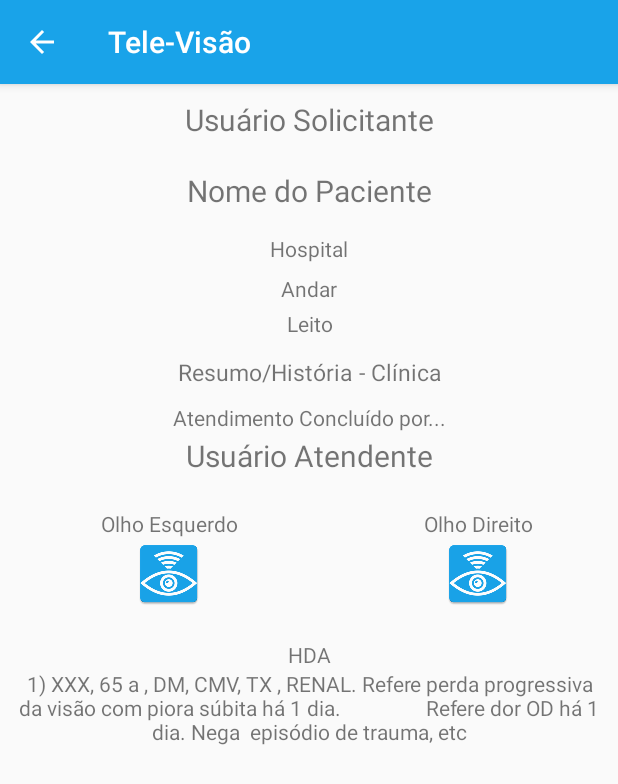
After one commit to giovaninb/TeleVisao, an Android app: the VisualizaHistoricoActivity screen opened directly, with no data from a screen before it, on a phone screen of 412 x 824 dp. The commit adds this screen. Shown: the top 784 px of the screen. Run offline under Robolectric (Android 15) with nearby library versions, the phone set to English and light mode, and no system bars; network calls fail.

Commit message:
Interface gráfica toda modelada. -> Tela de Visualização de Atendimento Solicitado. -> Tela de Início de Atendimento. -> Tela de Histórico com botão de busca. -> Tela de Visualização de Histórico.

```diff
--- a/app/src/main/java/br/edu/ufcspa/giovanib/televisao/controle/LoginActivity.java
+++ b/app/src/main/java/br/edu/ufcspa/giovanib/televisao/controle/LoginActivity.java
@@ -42,7 +42,6 @@ public class LoginActivity extends AppCompatActivity {
 
         if (autenticado.equals("conectado")) {
             SingletonSession singleton = SingletonSession.getInstance();
-
             singleton.id_usuario=sp.getInt("id",0);
             singleton.perfil=sp.getString("perfil","Z");
             singleton.nomeUsuario=sp.getString("nome","blastoise");
--- /dev/null
+++ b/app/src/main/java/br/edu/ufcspa/giovanib/televisao/controle/VisualizaHistoricoActivity.java
@@ -0,0 +1,15 @@
+package br.edu.ufcspa.giovanib.televisao.controle;
+
+import android.support.v7.app.AppCompatActivity;
+import android.os.Bundle;
+
+import br.edu.ufcspa.giovanib.televisao.R;
+
+public class VisualizaHistoricoActivity extends AppCompatActivity {
+
+    @Override
+    protected void onCreate(Bundle savedInstanceState) {
+        super.onCreate(savedInstanceState);
+        setContentView(R.layout.activity_visualiza_historico);
+    }
+}
--- a/app/src/main/res/layout/activity_sobre.xml
+++ b/app/src/main/res/layout/activity_sobre.xml
@@ -4,6 +4,7 @@
     xmlns:tools="http://schemas.android.com/tools"
     android:layout_width="match_parent"
     android:layout_height="match_parent"
+    android:fitsSystemWindows="true"
     tools:context="br.edu.ufcspa.giovanib.televisao.controle.SobreActivity">
 
     <Space
--- a/app/src/main/res/layout/activity_solicita_atendimento.xml
+++ b/app/src/main/res/layout/activity_solicita_atendimento.xml
@@ -5,12 +5,8 @@
     android:layout_width="match_parent"
     android:layout_height="match_parent"
     android:orientation="vertical"
+    android:fitsSystemWindows="true"
     tools:context="br.edu.ufcspa.giovanib.televisao.controle.SolicitaAtendimentoActivity">
-
-    <!--<include-->
-        <!--layout="@layout/app_bar_solicita_atendimento"-->
-        <!--android:layout_width="409dp"-->
-        <!--android:layout_height="113dp" />-->
 
     <ScrollView
         android:layout_width="match_parent"
--- /dev/null
+++ b/app/src/main/res/layout/activity_visualiza_historico.xml
@@ -0,0 +1,182 @@
+<?xml version="1.0" encoding="utf-8"?>
+<LinearLayout xmlns:android="http://schemas.android.com/apk/res/android"
+    xmlns:app="http://schemas.android.com/apk/res-auto"
+    xmlns:tools="http://schemas.android.com/tools"
+    android:layout_width="match_parent"
+    android:layout_height="match_parent"
+    android:fitsSystemWindows="true"
+    android:orientation="vertical"
+    tools:context="br.edu.ufcspa.giovanib.televisao.controle.VisualizaAtendimentoActivity">
+
+
+    <ScrollView
+        android:layout_width="match_parent"
+        android:layout_height="match_parent">
+
+        <LinearLayout
+            android:layout_width="match_parent"
+            android:orientation="vertical"
+            android:layout_height="match_parent" >
+
+            <TextView
+                android:layout_width="match_parent"
+                android:layout_gravity="center"
+                android:layout_margin="10dp"
+                android:textSize="20sp"
+                android:textAlignment="center"
+                android:text="@string/atend_user_solic"
+                android:layout_height="wrap_content" />
+
+            <TextView
+                android:layout_width="match_parent"
+                android:layout_margin="10dp"
+                android:textSize="20sp"
+                android:layout_gravity="center"
+                android:textAlignment="center"
+                android:text="@string/atend_nome_pac"
+                android:layout_height="wrap_content" />
+
+            <TextView
+                android:layout_width="match_parent"
+                android:layout_gravity="center"
+                android:layout_margin="5dp"
+                android:textAlignment="center"
+                android:text="@string/atend_hospital"
+                android:layout_height="wrap_content" />
+
+            <TextView
+                android:layout_width="match_parent"
+                android:layout_gravity="center"
+                android:textAlignment="center"
+                android:layout_margin="2dp"
+                android:text="@string/atend_hospital_andar"
+                android:layout_height="wrap_content" />
+
+            <TextView
+                android:layout_width="match_parent"
+                android:layout_gravity="center"
+                android:textAlignment="center"
+                android:layout_margin="2dp"
+                android:text="@string/atend_hospital_leito"
+                android:layout_height="wrap_content" />
+
+            <TextView
+                android:layout_width="match_parent"
+                android:layout_gravity="center"
+                android:textAlignment="center"
+                android:textSize="15sp"
+                android:isScrollContainer="true"
+                android:layout_margin="10dp"
+                android:text="@string/atend_resumo"
+                android:layout_height="wrap_content" />
+
+            <TextView
+                android:id="@+id/textView"
+                android:layout_width="match_parent"
+                android:layout_gravity="center"
+                android:textAlignment="center"
+                android:layout_height="wrap_content"
+                android:text="@string/concluido" />
+
+            <TextView
+                android:id="@+id/hist_user_atend"
+                android:layout_width="match_parent"
+                android:layout_gravity="center"
+                android:layout_margin="2dp"
+                android:textSize="20sp"
+                android:textAlignment="center"
+                android:text="@string/user_atend"
+                android:layout_height="wrap_content" />
+
+            <TableLayout
+                android:layout_width="match_parent"
+                android:layout_height="wrap_content"
+                android:shrinkColumns="*"  android:stretchColumns="*">
+
+
+                <!-- Linha 2 com duas colunas -->
+                <TableRow
+                    android:layout_height="wrap_content"
+                    android:layout_width="fill_parent"
+                    android:layout_margin="10dp"
+                    android:layout_gravity="center_horizontal">
+
+                    <LinearLayout
+                        android:layout_height="match_parent"
+                        android:layout_width="wrap_content"
+                        android:layout_margin="10dp"
+                        android:orientation="vertical"
+                        android:gravity="center_horizontal" >
+
+                        <TextView
+                            android:id="@+id/tx_olhoEsquerdo"
+                            android:layout_width="match_parent"
+                            android:layout_height="wrap_content"
+                            android:textAlignment="center"
+                            android:layout_gravity="center"
+                            android:text="@string/olhoEsquerdo" />
+
+                        <ImageView
+                            android:id="@+id/img_olhoEsquero"
+                            android:layout_width="wrap_content"
+                            android:layout_height="wrap_content"
+                            android:layout_gravity="center"
+                            app:srcCompat="@mipmap/ic_logo" />
+
+                    </LinearLayout>
+
+                    <LinearLayout
+                        android:layout_height="match_parent"
+                        android:layout_width="wrap_content"
+                        android:layout_margin="10dp"
+                        android:orientation="vertical"
+                        android:gravity="center_horizontal" >
+
+                        <TextView
+                            android:id="@+id/tx_olhoDireito"
+                            android:layout_width="match_parent"
+                            android:textAlignment="center"
+                            android:layout_height="wrap_content"
+                            android:layout_gravity="center"
+                            android:text="@string/olhoDireito" />
+
+                        <ImageView
+                            android:id="@+id/img_olhoDireito"
+                            android:layout_width="wrap_content"
+                            android:layout_height="wrap_content"
+                            android:layout_gravity="center"
+                            app:srcCompat="@mipmap/ic_logo" />
+
+                    </LinearLayout>
+
+                </TableRow>
+            </TableLayout>
+
+            <TextView
+                android:layout_width="match_parent"
+                android:layout_height="wrap_content"
+                android:layout_marginLeft="10dp"
+                android:layout_marginRight="10dp"
+                android:textAlignment="center"
+                android:text="@string/atend_hda" />
+
+            <TextView
+                android:layout_width="match_parent"
+                android:layout_height="wrap_content"
+                android:layout_marginLeft="10dp"
+                android:isScrollContainer="true"
+                android:layout_marginRight="10dp"
+                android:textAlignment="center"
+                android:text="1) XXX, 65 a , DM, CMV, TX , RENAL. Refere perda progressiva da visão com piora súbita há 1 dia.
+                Refere dor OD há 1 dia. Nega  episódio de trauma, etc" />
+                // descomentar quando for o real
+                <!--android:text="@string/registro_hda" />-->
+
+            <Space
+                android:layout_width="match_parent"
+                android:layout_height="25dp" />
+        </LinearLayout>
+    </ScrollView>
+
+
+</LinearLayout>
--- a/app/src/main/res/layout/fragment_tabbed.xml
+++ b/app/src/main/res/layout/fragment_tabbed.xml
@@ -2,10 +2,6 @@
     xmlns:tools="http://schemas.android.com/tools"
     android:layout_width="match_parent"
     android:layout_height="match_parent"
-    android:paddingBottom="@dimen/activity_vertical_margin"
-    android:paddingLeft="@dimen/activity_horizontal_margin"
-    android:paddingRight="@dimen/activity_horizontal_margin"
-    android:paddingTop="@dimen/activity_vertical_margin"
     android:orientation="vertical"
     tools:context="br.edu.ufcspa.giovanib.televisao.controle.DashboardActivity$PlaceholderFragment">
 
--- a/app/src/main/res/layout/nav_header_dashboard.xml
+++ b/app/src/main/res/layout/nav_header_dashboard.xml
@@ -24,13 +24,13 @@
         android:layout_width="match_parent"
         android:layout_height="wrap_content"
         android:paddingTop="@dimen/nav_header_vertical_spacing"
-        android:text="@string/nome_usuario"
+        android:text=""
         android:textAppearance="@style/TextAppearance.AppCompat.Body1" />
 
     <TextView
         android:id="@+id/nav_perfilUsuario"
         android:layout_width="wrap_content"
         android:layout_height="wrap_content"
-        android:text="@string/perfil_usuario" />
+        android:text="" />
 
 </LinearLayout>
--- a/app/src/main/res/values/strings.xml
+++ b/app/src/main/res/values/strings.xml
@@ -47,6 +47,25 @@
 
 
     <string name="section_format">AGORA VAI: %1$d</string>
+    <string name="botao_iniciar">Iniciar Atendimento</string>
+    <string name="atend_user_solic">Usuário Solicitante</string>
+    <string name="atend_nome_pac">Nome do Paciente</string>
+    <string name="atend_hospital">Hospital</string>
+    <string name="atend_hospital_andar">Andar</string>
+    <string name="atend_hospital_leito">Leito</string>
+    <string name="atend_resumo">Resumo/História - Clínica</string>
+    <string name="disponivel">Paciente Disponível para Atendimento</string>
+    <string name="inicio_atend">Atendimento</string>
+    <string name="olhoEsquerdo">Olho Esquerdo</string>
+    <string name="olhoDireito">Olho Direito</string>
+    <string name="anexar_imagem">Anexar Imagem</string>
+    <string name="capturar_imagem">Capturar Imagem</string>
+    <string name="atend_hda">HDA</string>
+    <string name="action_finaliza_atendimento">Finalizar Atendimento</string>
+    <string name="hint_search">Procurar</string>
+    <string name="concluido">Atendimento Concluído por...</string>
+    <string name="registro_hda">Aqui vai o texto do HDA</string>
+    <string name="user_atend">Usuário Atendente</string>
 
 
 </resources>
```
Also changed, not shown: app/src/main/AndroidManifest.xml (+52 -2 lines), app/src/main/java/br/edu/ufcspa/giovanib/televisao/controle/DashboardActivity.java (+4 -19 lines), app/src/main/java/br/edu/ufcspa/giovanib/televisao/controle/HistoricoAtendimentoActivity.java (added, +40 -0 lines), app/src/main/java/br/edu/ufcspa/giovanib/televisao/controle/IniciarAtendimentoActivity.java (added, +15 -0 lines), app/src/main/java/br/edu/ufcspa/giovanib/televisao/controle/VisualizaAtendimentoActivity.java (added, +23 -0 lines), app/src/main/res/layout/activity_historico_atendimento.xml (added, +19 -0 lines), app/src/main/res/layout/activity_iniciar_atendimento.xml (added, +167 -0 lines), app/src/main/res/layout/activity_visualiza_atendimento.xml (added, +106 -0 lines), app/src/main/res/layout/app_bar_solicita_atendimento.xml (deleted, +0 -24 lines), app/src/main/res/layout/content_dashboard.xml (+0 -8 lines), app/src/main/res/menu/menu_search.xml (added, +9 -0 lines), app/src/main/res/xml/searchable.xml (added, +7 -0 lines).
